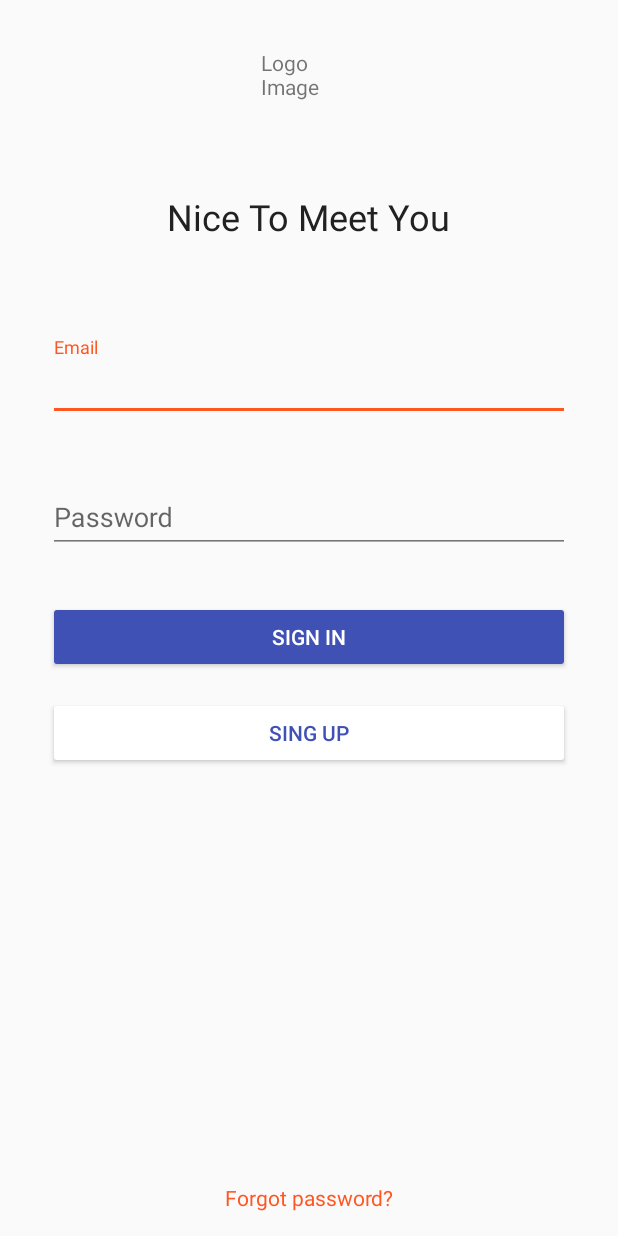
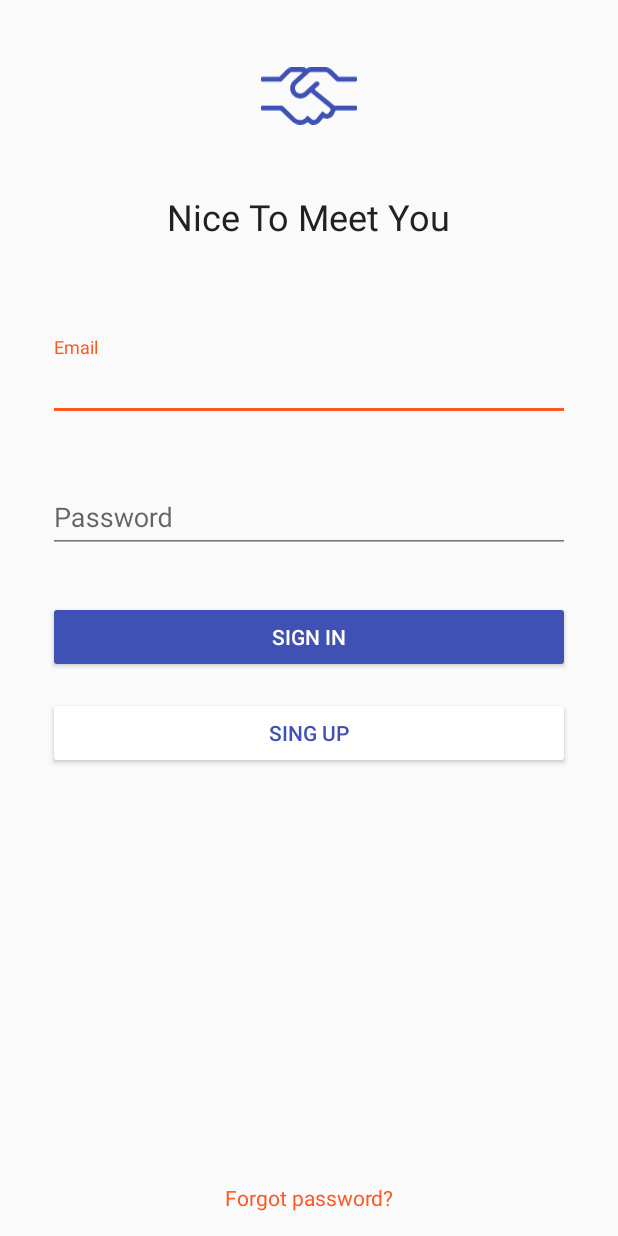
Before and after one commit to AmI-2018/NTMY-code, an Android app: the screen it shows after launch (LoginActivity), on a phone screen of 412 x 824 dp. Run offline under Robolectric (Android 15) with nearby library versions, the phone set to English and light mode, and no system bars; our stand-ins replace Volley; network calls fail.

Commit message:
Some Logo fixes and User Model

```diff
--- a/app/mobile/src/main/java/io/ami2018/ntmy/LoginActivity.java
+++ b/app/mobile/src/main/java/io/ami2018/ntmy/LoginActivity.java
@@ -28,10 +28,6 @@ import io.ami2018.ntmy.network.PersistentCookieStore;
 import io.ami2018.ntmy.network.RequestHelper;
 
 public class LoginActivity extends AppCompatActivity implements View.OnClickListener {
-
-    //WARNING Make sure to use the exact url of the api location
-    private static final String url = "http://192.168.1.110:5000/";
-    public static final String TAG = LoginActivity.class.getSimpleName();
 
     private TextInputLayout mEmailLayout;
     private TextInputLayout mPasswordLayout;
@@ -101,7 +97,7 @@ public class LoginActivity extends AppCompatActivity implements View.OnClickList
                 e.printStackTrace();
             }
 
-            RequestHelper.post(getApplicationContext(), "login", jsonBody, new Response.Listener<JSONObject>() {
+            RequestHelper.postJson(getApplicationContext(), "login", jsonBody, new Response.Listener<JSONObject>() {
                 @Override
                 public void onResponse(JSONObject response) {
                     hideProgress();
--- a/app/mobile/src/main/java/io/ami2018/ntmy/MainActivity.java
+++ b/app/mobile/src/main/java/io/ami2018/ntmy/MainActivity.java
@@ -11,21 +11,23 @@ import android.support.v4.widget.DrawerLayout;
 import android.support.v7.app.ActionBarDrawerToggle;
 import android.support.v7.app.AppCompatActivity;
 import android.support.v7.widget.Toolbar;
+import android.util.Log;
 import android.view.Menu;
 import android.view.MenuItem;
 import android.view.View;
 import android.widget.TextView;
+import android.widget.Toast;
 
 import com.android.volley.Response;
 import com.android.volley.VolleyError;
 
-import org.json.JSONException;
 import org.json.JSONObject;
 
 import java.net.CookieHandler;
 import java.net.CookieManager;
 import java.net.CookiePolicy;
 
+import io.ami2018.ntmy.model.User;
 import io.ami2018.ntmy.network.PersistentCookieStore;
 import io.ami2018.ntmy.network.RequestHelper;
 
@@ -34,7 +36,7 @@ public class MainActivity extends AppCompatActivity implements NavigationView.On
     private DrawerLayout mDrawer;
     private View mProgress;
 
-    private JSONObject mUser;
+    private User mUser;
 
     @Override
     protected void onCreate(Bundle savedInstanceState) {
@@ -42,7 +44,6 @@ public class MainActivity extends AppCompatActivity implements NavigationView.On
         setContentView(R.layout.activity_main);
 
         initViews();
-        initObjects();
         initDrawer();
         initListeners();
 
@@ -51,16 +52,13 @@ public class MainActivity extends AppCompatActivity implements NavigationView.On
         CookieManager cookieManager = new CookieManager(new PersistentCookieStore(getApplicationContext()), CookiePolicy.ACCEPT_ALL);
         CookieHandler.setDefault(cookieManager);
 
-        RequestHelper.get(getApplicationContext(), "login", new Response.Listener<JSONObject>() {
+        RequestHelper.getJson(getApplicationContext(), "login", new Response.Listener<JSONObject>() {
             @Override
             public void onResponse(JSONObject response) {
-                mUser = response;
-                try {
-                    String fullName = mUser.get("name").toString() + mUser.get("surname").toString();
-                    ((TextView) findViewById(R.id.nav_tv_name)).setText(fullName);
-                } catch (JSONException e) {
-                    e.printStackTrace();
-                }
+                mUser = new User(response);
+                String fullName = mUser.getName() + mUser.getSurname();
+                ((TextView) findViewById(R.id.nav_tv_name)).setText(fullName);
+                ((TextView) findViewById(R.id.nav_tv_email)).setText(mUser.getEmail());
                 hideProgress();
             }
         }, new Response.ErrorListener() {
@@ -148,20 +146,18 @@ public class MainActivity extends AppCompatActivity implements NavigationView.On
         ft.commit();
     }
 
-    private void initObjects() {
-        mUser = new JSONObject();
-    }
-
     private void signOut() {
-        RequestHelper.get(getApplicationContext(), "logout", new Response.Listener<JSONObject>() {
+        Log.d("Main", "signout");
+        RequestHelper.get(getApplicationContext(), "logout", new Response.Listener<String>() {
             @Override
-            public void onResponse(JSONObject response) {
+            public void onResponse(String response) {
                 startActivity(new Intent(getApplicationContext(), LoginActivity.class));
                 finish();
             }
         }, new Response.ErrorListener() {
             @Override
             public void onErrorResponse(VolleyError error) {
+                Toast.makeText(MainActivity.this, "Error loggin out", Toast.LENGTH_SHORT).show();
             }
         });
     }
--- a/app/mobile/src/main/java/io/ami2018/ntmy/network/RequestHelper.java
+++ b/app/mobile/src/main/java/io/ami2018/ntmy/network/RequestHelper.java
@@ -5,6 +5,7 @@ import android.content.Context;
 import com.android.volley.Request;
 import com.android.volley.Response;
 import com.android.volley.toolbox.JsonObjectRequest;
+import com.android.volley.toolbox.StringRequest;
 
 import org.json.JSONObject;
 
@@ -12,12 +13,17 @@ public class RequestHelper {
 
     private static final String url = "http://192.168.1.110:5000/";
 
-    public static void get(Context context, String path, Response.Listener<JSONObject> responseListener, Response.ErrorListener errorListener) {
+    public static void get(Context context, String path, Response.Listener<String> responseListener, Response.ErrorListener errorListener) {
+        StringRequest stringRequest = new StringRequest(Request.Method.GET, url + path, responseListener, errorListener);
+        QueueSingleton.getInstance(context).addToRequestQueue(stringRequest);
+    }
+
+    public static void getJson(Context context, String path, Response.Listener<JSONObject> responseListener, Response.ErrorListener errorListener) {
         JsonObjectRequest jsonObjectRequest = new JsonObjectRequest(Request.Method.GET, url + path, null, responseListener, errorListener);
         QueueSingleton.getInstance(context).addToRequestQueue(jsonObjectRequest);
     }
 
-    public static void post(Context context, String path, JSONObject jsonObject, Response.Listener<JSONObject> responseListener, Response.ErrorListener errorListener) {
+    public static void postJson(Context context, String path, JSONObject jsonObject, Response.Listener<JSONObject> responseListener, Response.ErrorListener errorListener) {
         JsonObjectRequest jsonObjectRequest = new JsonObjectRequest(Request.Method.POST, url + path, jsonObject, responseListener, errorListener);
         QueueSingleton.getInstance(context).addToRequestQueue(jsonObjectRequest);
     }
--- /dev/null
+++ b/app/mobile/src/main/res/drawable/ic_handshake.xml
@@ -0,0 +1,55 @@
+<?xml version="1.0" encoding="utf-8"?>
+<vector xmlns:android="http://schemas.android.com/apk/res/android"
+    xmlns:tools="http://schemas.android.com/tools"
+    android:width="239.84dp"
+    android:height="144.01dp"
+    android:viewportHeight="144.01"
+    android:viewportWidth="239.84">
+
+    <path
+        android:fillColor="#3f51b5"
+        android:pathData="M210.19,96 L235.45,96 C238.81,96,239.78,97,239.81,100.26
+C239.89,107.99,239.89,107.99,232.18,107.99 L188.47,107.99
+C186.63,107.99,185.92,108.5,185.21,110.39
+C182.14,118.61,177.72,125.85,168.41,128.19 A16.41,16.41,0,0,1,158.12,127.58
+C156.04,126.73,154.91,127.48,153.71,128.99 Q150.38,133.19,146.91,137.25
+C140.02,145.25,127.38,146.38,119.39,139.3
+C117.84,137.92,116.67,137.43,114.39,138.86 C102.91,146,91.3,145.79,80.15,138
+A75.38,75.38,0,0,1,71.65,130.34 Q61.39,120.47,51.26,110.51 A8,8,0,0,0,45.1,108
+C31.62,108.13,18.1,108.06,4.65,108 C1,108,0.1,107.09,0.09,103.45
+C0.09,96,0.09,96,7.52,96 L51,96 A5.1,5.1,0,0,1,54.88,97.54
+Q69.25,111.54,83.77,125.43 C87.35,128.85,91.19,131.77,96.52,131.96
+C103.73,132.21,109.14,129.05,113.38,123.5
+C115.63,120.56,115.67,120.5,118.46,122.8 Q122.39,126.05,126.19,129.46
+C130.06,132.91,134.45,133.02,137.84,129.18
+C142.57,123.85,147.01,118.26,151.49,112.71
+C153.7,109.98,153.61,109.91,156.27,112.02
+C157.7,113.15,159.13,114.29,160.59,115.38 A6.09,6.09,0,0,0,169.03,114.19
+C170.12,112.83,171.31,111.55,172.36,110.19
+C174.46,107.4,174.22,103.77,171.65,101.68
+C161.88,93.68,152.05,85.84,142.25,77.92 C137.35,73.92,132.45,69.98,127.61,65.92
+C124.45,63.3,124.52,63.28,121.46,66.19 A99.4,99.4,0,0,1,114,72.89
+C105.91,79.12,97.18,79.49,88,75.56 C71.61,68.56,67.73,46.67,80.55,34.22
+C87.55,27.4,94.9,20.87,102.06,14.22 C102.5,13.82,103.46,13.63,103.06,12.75
+S101.97,12.11,101.31,12.11 L76.87,12.11 C74.56,12.11,72.87,13.45,71.28,15.02
+C64.81,21.5,58.28,27.95,51.88,34.47 A5,5,0,0,1,47.94,36.09
+C33.46,36.04,18.94,36.09,4.49,36.09 C1,36.09,0,35.16,0,31.7
+C0,24.1,0,24.1,7.51,24.1 L43.51,24.1 A4.68,4.68,0,0,0,47.21,22.56
+Q54.86,14.56,62.69,6.65 C65.7,3.65,69,1,73.46,0.34 A18.79,18.79,0,0,1,76.46,0.08
+L103.18,0.08 A16.23,16.23,0,0,1,112.34,2.78 A2.64,2.64,0,0,0,115.52,2.78
+A20.88,20.88,0,0,1,127,0 C138.32,0.12,149.64,0.08,161,0
+A19.67,19.67,0,0,1,175.75,6 C181.38,11.67,187.21,17.12,192.89,22.74
+A4.56,4.56,0,0,0,196.45,24 L235.16,24 C238.97,24,239.83,24.86,239.84,28.68
+C239.84,35.98,239.84,35.98,232.53,35.98 C219.21,35.98,205.89,35.92,192.53,36.04
+A7.45,7.45,0,0,1,186.81,33.67 Q180.45,27.35,174,21.05
+C171.51,18.61,168.94,16.25,166.38,13.87 A7.14,7.14,0,0,0,161.38,12.08 L125,12.08
+C121.53,12.08,119.62,14.56,117.47,16.48 C110,23.2,102.7,30.17,95.27,36.93
+A85.16,85.16,0,0,0,88.56,43.25 A12.81,12.81,0,0,0,85.83,57.14
+A12.17,12.17,0,0,0,96.83,65.6 A14.62,14.62,0,0,0,109,61.44
+C117.86,53.08,127,45,136,36.78 C138.66,34.37,141.72,34.54,144.2,37.05
+A5.71,5.71,0,0,1,144.5,45.14 C144.39,45.27,144.27,45.38,144.15,45.5
+C141.46,48.2,138.55,50.68,135.67,53.19 C134.3,54.39,133.07,55.05,135.38,56.88
+Q151.19,69.36,166.68,82.26 C171.68,86.45,177.2,90.09,181.61,95
+A3.73,3.73,0,0,0,184.78,96 Q197.44,96,210.19,96 Z"
+        tools:ignore="VectorPath" />
+</vector>
--- a/app/mobile/src/main/res/layout/activity_login.xml
+++ b/app/mobile/src/main/res/layout/activity_login.xml
@@ -8,14 +8,15 @@
 
     <include layout="@layout/progress_overlay" />
 
-    <TextView
+    <ImageView
         android:id="@+id/login_iv_logo"
         android:layout_width="64dp"
         android:layout_height="64dp"
         android:layout_marginEnd="32dp"
         android:layout_marginStart="32dp"
         android:layout_marginTop="32dp"
-        android:text="@string/alt_logo"
+        android:contentDescription="@string/alt_logo"
+        app:srcCompat="@drawable/ic_handshake"
         app:layout_constraintEnd_toEndOf="parent"
         app:layout_constraintStart_toStartOf="parent"
         app:layout_constraintTop_toTopOf="parent" />
@@ -112,10 +113,10 @@
         android:layout_marginBottom="16dp"
         android:layout_marginEnd="32dp"
         android:layout_marginStart="32dp"
+        android:clickable="true"
+        android:focusable="true"
         android:text="@string/password_forget"
         android:textColor="@color/colorAccent"
-        android:clickable="true"
-        android:focusable="true"
         app:layout_constraintBottom_toBottomOf="parent"
         app:layout_constraintEnd_toEndOf="parent"
         app:layout_constraintStart_toStartOf="parent" />
--- a/app/mobile/src/main/res/layout/activity_main.xml
+++ b/app/mobile/src/main/res/layout/activity_main.xml
@@ -38,6 +38,7 @@
         android:layout_width="wrap_content"
         android:layout_height="match_parent"
         android:layout_gravity="start"
+        android:fitsSystemWindows="true"
         app:headerLayout="@layout/nav_header"
         app:menu="@menu/nav_menu" />
 
```
Also changed, not shown: app/mobile/src/main/java/io/ami2018/ntmy/model/User.java (added, +73 -0 lines), app/mobile/src/main/res/layout/nav_header.xml (+8 -8 lines), app/mobile/src/main/web_hi_res_512.png (added), app/wear/src/main/res/mipmap-hdpi/ic_launcher_round.png (added), app/wear/src/main/res/mipmap-mdpi/ic_launcher_round.png (added), app/wear/src/main/res/mipmap-xhdpi/ic_launcher_round.png (added), app/wear/src/main/res/mipmap-xxhdpi/ic_launcher_round.png (added), app/wear/src/main/res/mipmap-xxxhdpi/ic_launcher.png (added), app/wear/src/main/res/mipmap-xxxhdpi/ic_launcher_round.png (added), app/wear/src/main/web_hi_res_512.png (added).
